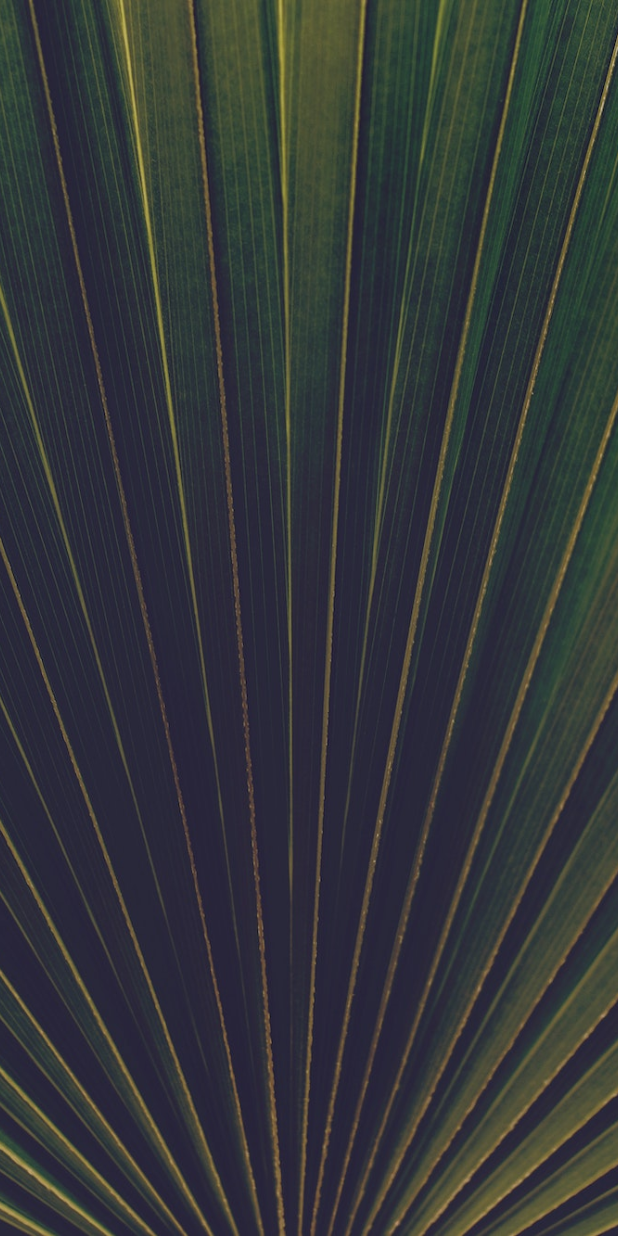
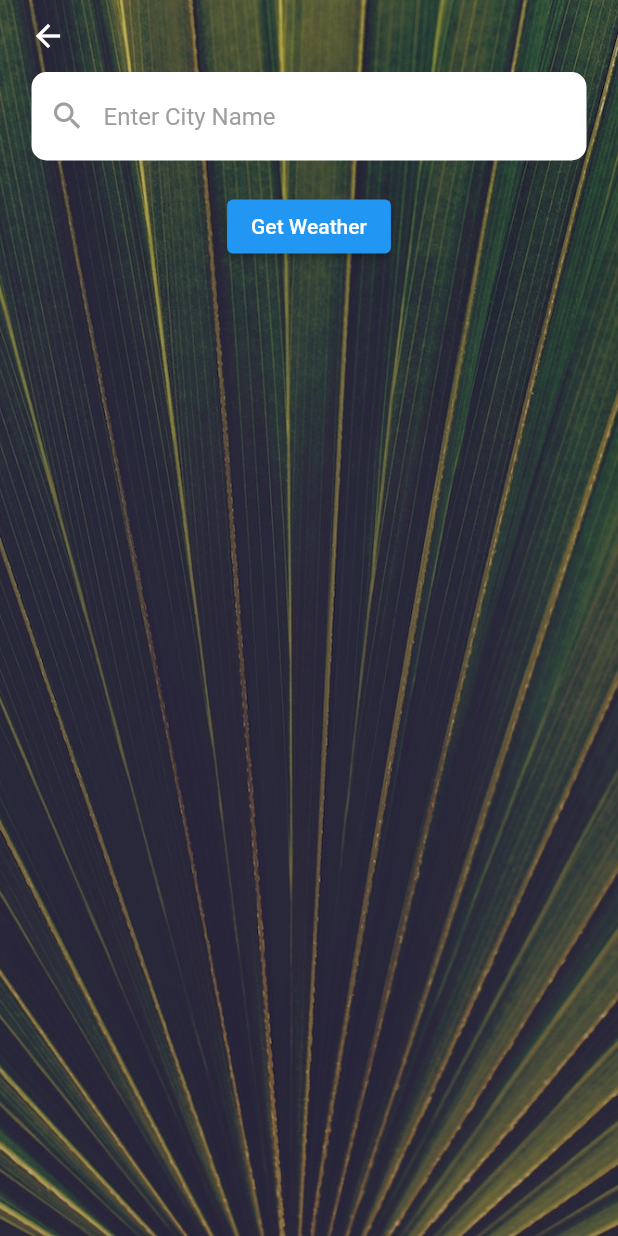
Before and after one commit to mazharaa/Clima-MobileApp, a Flutter app: the CityScreen screen opened directly, on a phone screen of 412 x 824 dp. Run offline on Flutter 3.47's test engine with Material 2 defaults, Android fonts, the phone set to English and light mode, and no system bars; our stand-ins replace flutter_spinkit, geolocator; network calls fail.

Commit message:
Add location text field on city screen.

```diff
--- a/lib/screens/city_screen.dart
+++ b/lib/screens/city_screen.dart
@@ -1,3 +1,4 @@
+import 'package:clima/utilities/conatant.dart';
 import 'package:flutter/material.dart';
 
 class CityScreen extends StatefulWidget {
@@ -17,7 +18,44 @@ class _CityScreenState extends State<CityScreen> {
             image: AssetImage(
               'images/background_images/city_background.jpg'
             ),
-            fit: BoxFit.cover
+            fit: BoxFit.cover,
+          )
+        ),
+        constraints: const BoxConstraints.expand(),
+        child: SafeArea(
+          child: Column(
+            children: [
+              Align(
+                alignment: FractionalOffset.topLeft,
+                child: TextButton(
+                  onPressed: () {
+                    Navigator.pop(context);
+                  },
+                  child: const Icon(
+                    Icons.arrow_back,
+                    color: Colors.white,
+                  )
+                ),
+              ),
+              const SizedBox(
+                width: 370,
+                child: TextField(
+                  decoration: kTextFieldInputDecoration,
+                  style: TextStyle(
+                    color: Colors.black
+                  ),
+                ),
+              ),
+              const SizedBox(
+                height: 20,
+              ),
+              ElevatedButton(
+                onPressed: () {
+
+                },
+                child: const Text('Get Weather')
+              )
+            ],
           )
         ),
       ),
--- /dev/null
+++ b/lib/utilities/conatant.dart
@@ -0,0 +1,16 @@
+import 'package:flutter/material.dart';
+
+const kTextFieldInputDecoration = InputDecoration(
+    border: OutlineInputBorder(
+        borderRadius: BorderRadius.all(Radius.circular(10)),
+        borderSide: BorderSide.none
+    ),
+    filled: true,
+    fillColor: Colors.white,
+    prefixIcon: Icon(
+      Icons.search,
+      color: Colors.grey,
+    ),
+    hintText: 'Enter City Name',
+    hintStyle: TextStyle(color: Colors.grey)
+);
```
